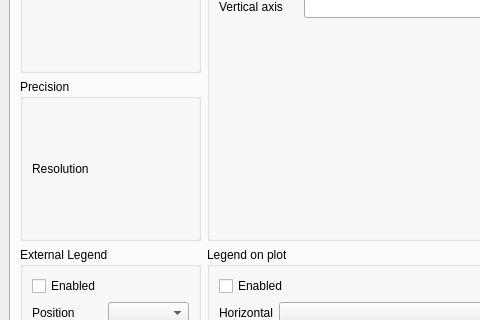
Above: plotcontrolwindow.ui from arntanguy/STS-simulator before the change; both pictures show x 0 to 480 and y 133 to 453 of the 909 by 612 pixel window. Below: the same form after it.
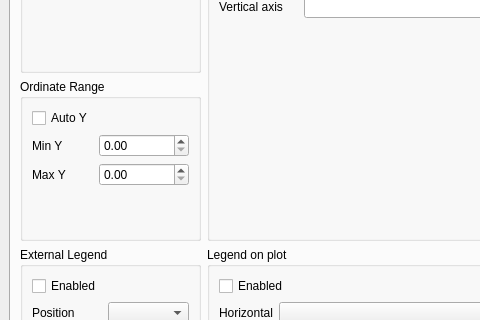
That is the form after the change. The open tabs and pages were chosen to show the change. Custom widgets are drawn as their Qt base class.

Commit message: Plot range settings for each plot

Patch:
```diff
--- a/plotcontrolwindow.ui
+++ b/plotcontrolwindow.ui
@@ -167,32 +167,36 @@
         <item row="1" column="0">
          <widget class="QGroupBox" name="groupBox_2">
           <property name="title">
-           <string>Precision</string>
+           <string>Ordinate Range</string>
           </property>
-          <layout class="QGridLayout" name="gridLayout_3">
-           <item row="2" column="1">
-            <widget class="QwtCounter" name="plotResolution" native="true">
-             <property name="maximum" stdset="0">
-              <double>1000000.000000000000000</double>
+          <layout class="QFormLayout" name="formLayout_7">
+           <item row="0" column="0">
+            <widget class="QCheckBox" name="autoOrdinate">
+             <property name="text">
+              <string>Auto Y</string>
              </property>
-             <property name="numButtons" stdset="0">
-              <number>2</number>
-             </property>
-             <property name="stepButton2" stdset="0">
-              <number>100</number>
-             </property>
-             <property name="stepButton3" stdset="0">
-              <number>1000</number>
+            </widget>
+           </item>
+           <item row="1" column="0">
+            <widget class="QLabel" name="label_15">
+             <property name="text">
+              <string>Min Y</string>
              </property>
             </widget>
            </item>
            <item row="2" column="0">
-            <widget class="QLabel" name="plotResolutionLabel">
+            <widget class="QLabel" name="label_16">
              <property name="text">
-              <string>Resolution</string>
+              <string>Max Y</string>
              </property>
             </widget>
            </item>
+           <item row="2" column="1">
+            <widget class="QDoubleSpinBox" name="maxOrdinateRange"/>
+           </item>
+           <item row="1" column="1">
+            <widget class="QDoubleSpinBox" name="minOrdinateRange"/>
+           </item>
           </layout>
          </widget>
         </item>
@@ -450,13 +454,6 @@
   </widget>
   <widget class="QStatusBar" name="statusbar"/>
  </widget>
- <customwidgets>
-  <customwidget>
-   <class>QwtCounter</class>
-   <extends>QWidget</extends>
-   <header>qwt_counter.h</header>
-  </customwidget>
- </customwidgets>
  <resources/>
  <connections/>
 </ui>
```
Left out of the diff: 7 changed lines with no effect on the pictures. The commit also changes 12 other files.
